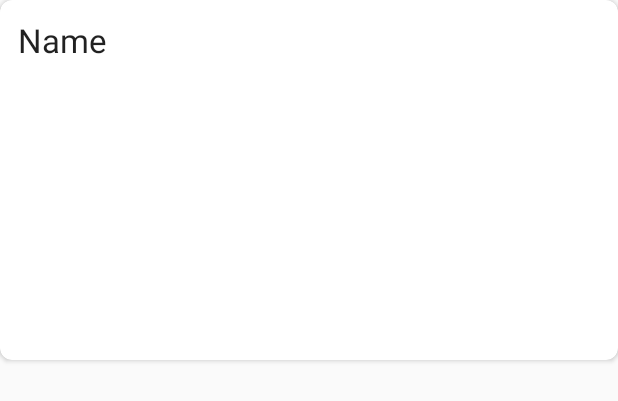
After one commit to slomanojlo/CryptoExchange, an Android app: the layout crypto_item.xml on its own in the app's theme, with its tools: preview values and no code run, on a phone screen of 412 x 824 dp. The commit adds this screen. Shown: the top 401 px of the screen. Run offline under Robolectric (Android 15) with nearby library versions, the phone set to English and light mode, and no system bars.

Commit message:
RecyclerView setup

```diff
--- /dev/null
+++ b/app/src/main/res/layout/crypto_item.xml
@@ -0,0 +1,45 @@
+<?xml version="1.0" encoding="utf-8"?>
+<layout xmlns:android="http://schemas.android.com/apk/res/android"
+    xmlns:app="http://schemas.android.com/apk/res-auto"
+    xmlns:tools="http://schemas.android.com/tools">
+
+    <data>
+
+        <variable
+            name="crypto"
+            type="rs.sloman.cryptoexchange.model.CryptoResponse.Data" />
+    </data>
+
+    <androidx.cardview.widget.CardView
+        android:layout_width="match_parent"
+        android:layout_height="240dp"
+        app:cardCornerRadius="8dp"
+        app:contentPadding="12dp">
+
+
+        <androidx.constraintlayout.widget.ConstraintLayout
+
+            android:layout_width="match_parent"
+            android:layout_height="match_parent">
+
+            <TextView
+                android:id="@+id/twName"
+                android:layout_width="wrap_content"
+                android:layout_height="wrap_content"
+                android:ellipsize="end"
+                android:gravity="center"
+                android:maxLines="1"
+                android:textAppearance="@style/TextAppearance.AppCompat.Large"
+                app:bindTextView="@{crypto.coinInfo.name}"
+                app:layout_constraintStart_toStartOf="parent"
+                app:layout_constraintTop_toTopOf="parent"
+                tools:text="Name" />
+
+
+        </androidx.constraintlayout.widget.ConstraintLayout>
+
+
+    </androidx.cardview.widget.CardView>
+
+
+</layout>
```
Also changed, not shown: app/src/main/java/rs/sloman/cryptoexchange/adapters/BindingAdapters.kt (+8 -2 lines), app/src/main/java/rs/sloman/cryptoexchange/adapters/CryptoAdapter.kt (added, +57 -0 lines), app/src/main/java/rs/sloman/cryptoexchange/ui/CurrencyListFragment.kt (+21 -9 lines), app/src/main/res/layout/fragment_currency_list.xml (+14 -1 lines).
